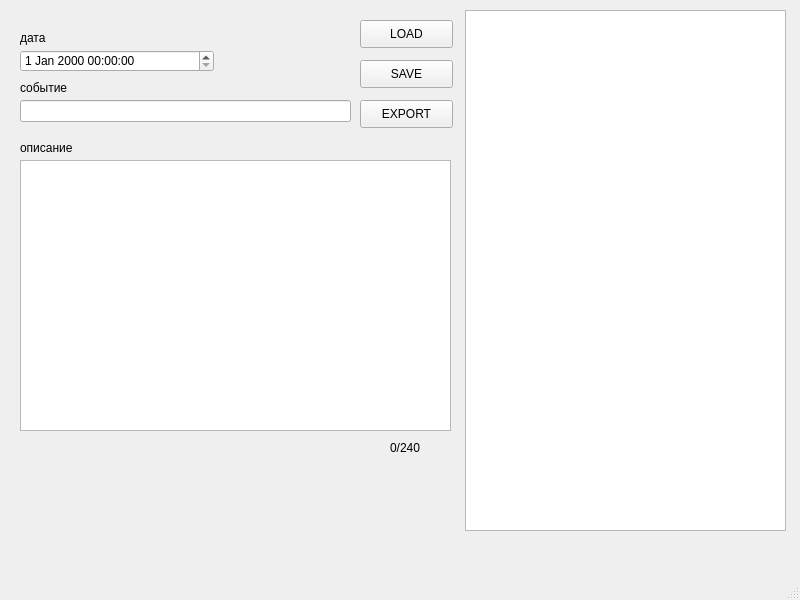
First picture: the form in shldr/mainwindow.ui, repository anzxfukuoka/c_scheduler, before the edit.
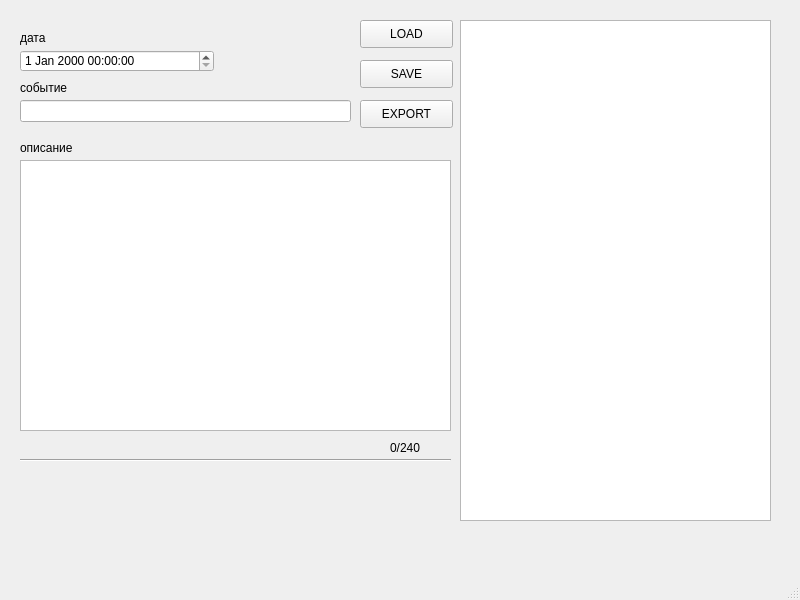
Second picture: the form after the edit.

The edit to the form file:
```diff
--- a/shldr/mainwindow.ui
+++ b/shldr/mainwindow.ui
@@ -27,16 +27,6 @@
      <string>LOAD</string>
     </property>
    </widget>
-   <widget class="QListView" name="listView">
-    <property name="geometry">
-     <rect>
-      <x>465</x>
-      <y>10</y>
-      <width>321</width>
-      <height>521</height>
-     </rect>
-    </property>
-   </widget>
    <widget class="QPushButton" name="savebtn">
     <property name="geometry">
      <rect>
@@ -145,6 +135,29 @@
      <string>0/240</string>
     </property>
    </widget>
+   <widget class="Line" name="line">
+    <property name="geometry">
+     <rect>
+      <x>20</x>
+      <y>450</y>
+      <width>431</width>
+      <height>20</height>
+     </rect>
+    </property>
+    <property name="orientation">
+     <enum>Qt::Horizontal</enum>
+    </property>
+   </widget>
+   <widget class="QListView" name="listView">
+    <property name="geometry">
+     <rect>
+      <x>460</x>
+      <y>20</y>
+      <width>311</width>
+      <height>501</height>
+     </rect>
+    </property>
+   </widget>
   </widget>
   <widget class="QMenuBar" name="menubar">
    <property name="geometry">
```
